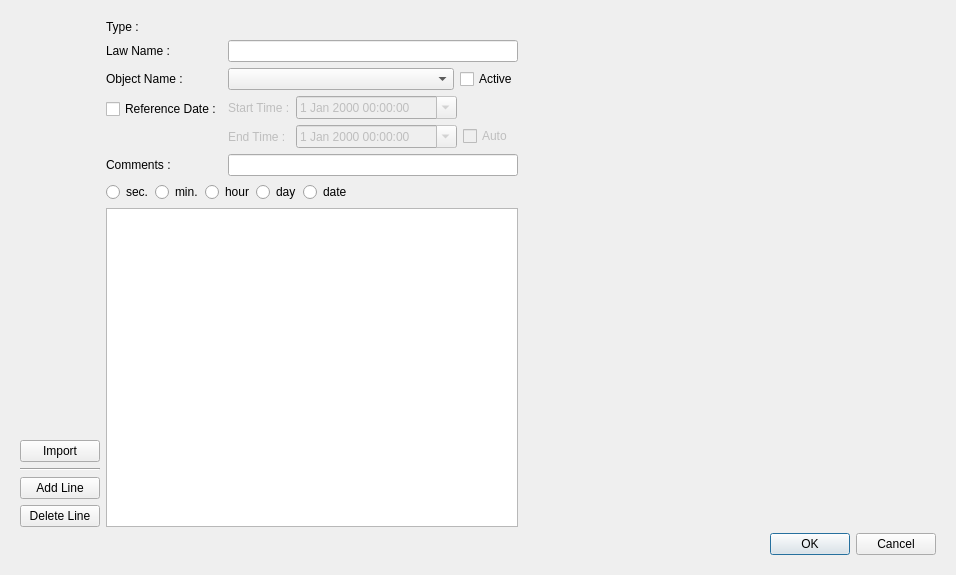
Above: ui/ui_hydro_laws.ui from Artelia/Mascaret before the change. Below: the same form after it.
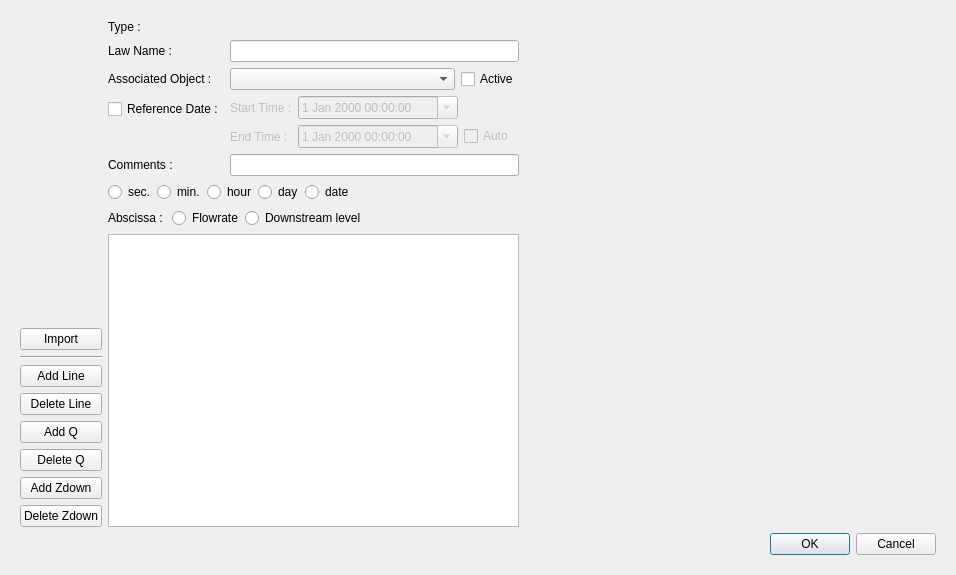
That is the form after the change. The open tabs and pages were chosen to show the change.

Diff of the .ui file:
```diff
--- a/ui/ui_hydro_laws.ui
+++ b/ui/ui_hydro_laws.ui
@@ -172,17 +172,81 @@
           </widget>
          </item>
          <item>
-          <widget class="QPushButton" name="b_add_line">
-           <property name="text">
-            <string>Add Line</string>
-           </property>
+          <widget class="QFrame" name="frm_btn_classic">
+           <layout class="QVBoxLayout" name="verticalLayout_6">
+            <property name="leftMargin">
+             <number>0</number>
+            </property>
+            <property name="topMargin">
+             <number>0</number>
+            </property>
+            <property name="rightMargin">
+             <number>0</number>
+            </property>
+            <property name="bottomMargin">
+             <number>0</number>
+            </property>
+            <item>
+             <widget class="QPushButton" name="b_add_line">
+              <property name="text">
+               <string>Add Line</string>
+              </property>
+             </widget>
+            </item>
+            <item>
+             <widget class="QPushButton" name="b_delete_line">
+              <property name="text">
+               <string>Delete Line</string>
+              </property>
+             </widget>
+            </item>
+           </layout>
           </widget>
          </item>
          <item>
-          <widget class="QPushButton" name="b_delete_line">
-           <property name="text">
-            <string>Delete Line</string>
-           </property>
+          <widget class="QFrame" name="frm_btn_weirzam">
+           <layout class="QVBoxLayout" name="verticalLayout_7">
+            <property name="leftMargin">
+             <number>0</number>
+            </property>
+            <property name="topMargin">
+             <number>0</number>
+            </property>
+            <property name="rightMargin">
+             <number>0</number>
+            </property>
+            <property name="bottomMargin">
+             <number>0</number>
+            </property>
+            <item>
+             <widget class="QPushButton" name="b_add_q">
+              <property name="text">
+               <string>Add Q</string>
+              </property>
+             </widget>
+            </item>
+            <item>
+             <widget class="QPushButton" name="b_delete_q">
+              <property name="text">
+               <string>Delete Q</string>
+              </property>
+             </widget>
+            </item>
+            <item>
+             <widget class="QPushButton" name="b_add_zdown">
+              <property name="text">
+               <string>Add Zdown</string>
+              </property>
+             </widget>
+            </item>
+            <item>
+             <widget class="QPushButton" name="b_delete_zdown">
+              <property name="text">
+               <string>Delete Zdown</string>
+              </property>
+             </widget>
+            </item>
+           </layout>
           </widget>
          </item>
         </layout>
@@ -349,7 +413,7 @@
            <item row="2" column="0">
             <widget class="QLabel" name="label_LawWQ_2">
              <property name="text">
-              <string>Object Name :</string>
+              <string>Associated Object :</string>
              </property>
             </widget>
            </item>
@@ -457,6 +521,61 @@
            </layout>
           </widget>
          </item>
+         <item>
+          <widget class="QFrame" name="grp_abs_wzam">
+           <layout class="QHBoxLayout" name="horizontalLayout_5">
+            <property name="spacing">
+             <number>2</number>
+            </property>
+            <property name="leftMargin">
+             <number>0</number>
+            </property>
+            <property name="topMargin">
+             <number>0</number>
+            </property>
+            <property name="rightMargin">
+             <number>0</number>
+            </property>
+            <property name="bottomMargin">
+             <number>0</number>
+            </property>
+            <item>
+             <widget class="QLabel" name="label_7">
+              <property name="text">
+               <string>Abscissa :  </string>
+              </property>
+             </widget>
+            </item>
+            <item>
+             <widget class="QRadioButton" name="rb_abs_q">
+              <property name="text">
+               <string>Flowrate</string>
+              </property>
+             </widget>
+            </item>
+            <item>
+             <widget class="QRadioButton" name="rb_abs_z">
+              <property name="text">
+               <string>Downstream level</string>
+              </property>
+             </widget>
+            </item>
+            <item>
+             <spacer name="horizontalSpacer_4">
+              <property name="orientation">
+               <enum>Qt::Horizontal</enum>
+              </property>
+              <property name="sizeHint" stdset="0">
+               <size>
+                <width>40</width>
+                <height>20</height>
+               </size>
+              </property>
+             </spacer>
+            </item>
+           </layout>
+          </widget>
+         </item>
          <item>
           <widget class="QTableView" name="tab_sets">
            <property name="enabled">
```
Left out of the diff: 167 changed lines with no effect on the pictures.
